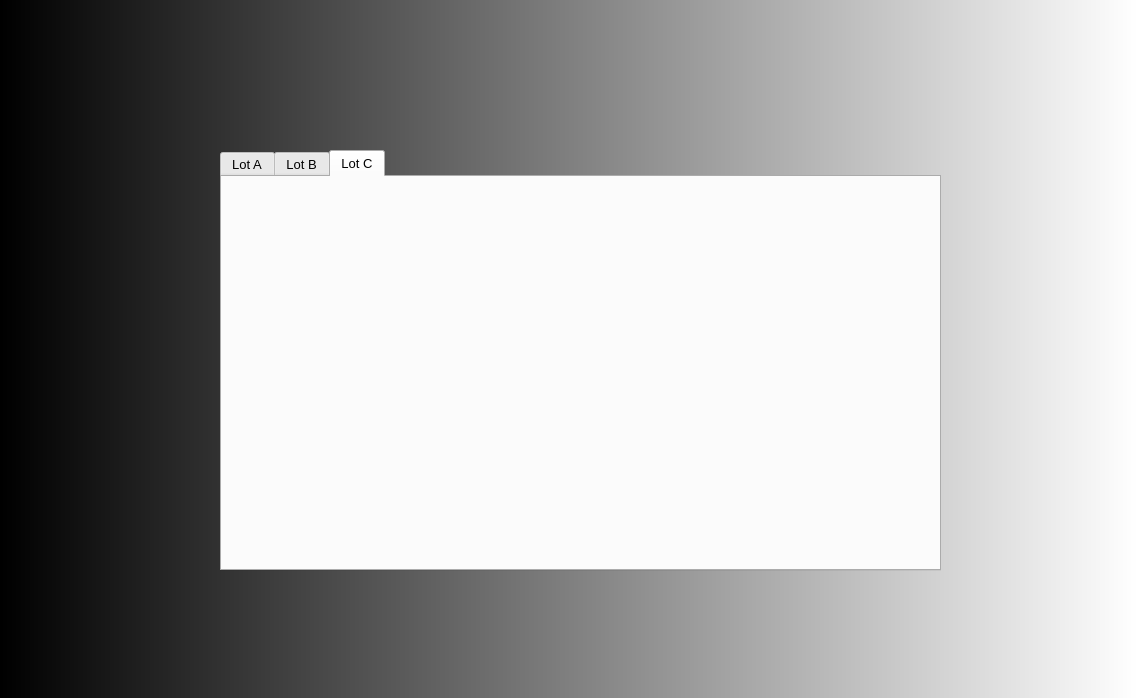
This is dialog.ui in MikeSharko/ParkinAppQT as Qt 5 draws it before an edit. The edited form follows.
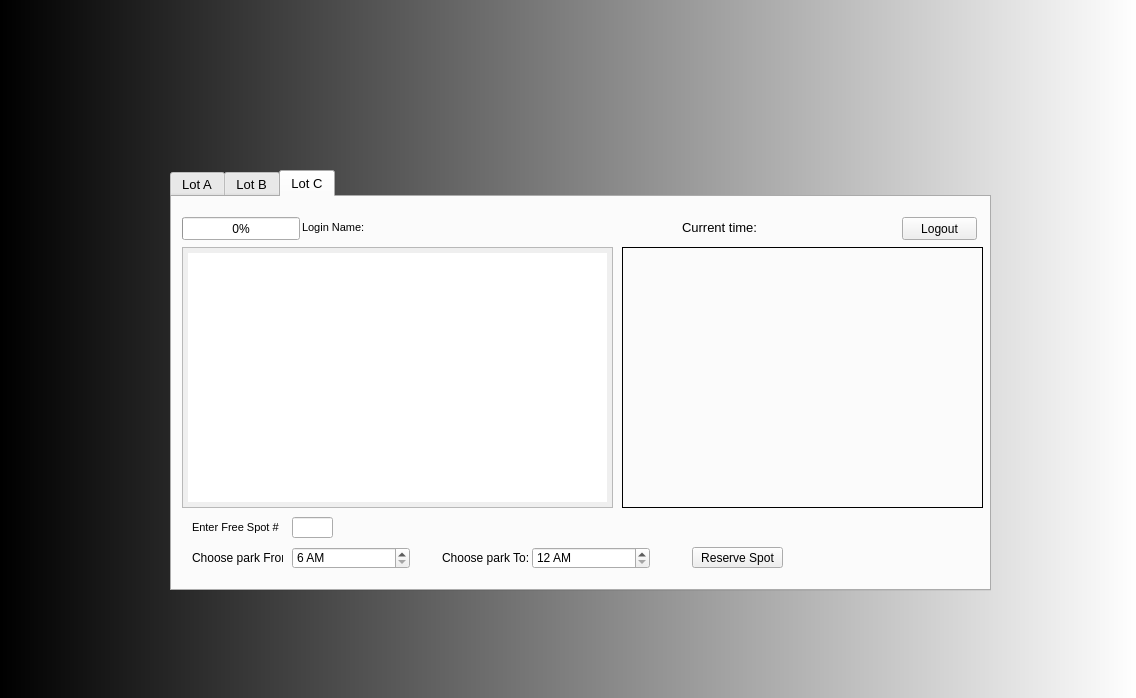
This is the edited form. The open tabs and pages were chosen to show the change. Icons and pictures are not drawn.

```diff
--- a/dialog.ui
+++ b/dialog.ui
@@ -56,9 +56,9 @@
   <widget class="QTabWidget" name="tabWidget">
    <property name="geometry">
     <rect>
-     <x>220</x>
-     <y>150</y>
-     <width>721</width>
+     <x>170</x>
+     <y>170</y>
+     <width>821</width>
      <height>421</height>
     </rect>
    </property>
@@ -73,7 +73,7 @@
     <enum>Qt::LeftToRight</enum>
    </property>
    <property name="styleSheet">
-    <string notr="true">#tableView{
+    <string notr="true">#tableView, #tableView_2, #tableView_3 {
 
 padding:5px;
 }</string>
@@ -388,27 +388,22 @@
       <string>Enter Free Spot #</string>
      </property>
     </widget>
-    <widget class="QLabel" name="label_5">
+    <widget class="QLabel" name="loginNameForm_2">
      <property name="geometry">
       <rect>
-       <x>270</x>
-       <y>310</y>
+       <x>200</x>
+       <y>20</y>
        <width>91</width>
        <height>21</height>
       </rect>
      </property>
-     <property name="text">
-      <string>Choose park To:</string>
+     <property name="font">
+      <font>
+       <pointsize>8</pointsize>
+      </font>
      </property>
-    </widget>
-    <widget class="QTimeEdit" name="timeEdit_3">
-     <property name="geometry">
-      <rect>
-       <x>360</x>
-       <y>310</y>
-       <width>118</width>
-       <height>22</height>
-      </rect>
+     <property name="text">
+      <string/>
      </property>
     </widget>
    </widget>
@@ -416,6 +411,260 @@
     <attribute name="title">
      <string>Lot C</string>
     </attribute>
+    <widget class="QPushButton" name="pushButton_3">
+     <property name="geometry">
+      <rect>
+       <x>520</x>
+       <y>350</y>
+       <width>91</width>
+       <height>21</height>
+      </rect>
+     </property>
+     <property name="text">
+      <string>Reserve Spot</string>
+     </property>
+    </widget>
+    <widget class="QLabel" name="label_14">
+     <property name="geometry">
+      <rect>
+       <x>130</x>
+       <y>20</y>
+       <width>91</width>
+       <height>21</height>
+      </rect>
+     </property>
+     <property name="font">
+      <font>
+       <pointsize>8</pointsize>
+      </font>
+     </property>
+     <property name="text">
+      <string>Login Name:</string>
+     </property>
+    </widget>
+    <widget class="QLabel" name="label_5">
+     <property name="geometry">
+      <rect>
+       <x>20</x>
+       <y>320</y>
+       <width>91</width>
+       <height>21</height>
+      </rect>
+     </property>
+     <property name="font">
+      <font>
+       <pointsize>8</pointsize>
+      </font>
+     </property>
+     <property name="text">
+      <string>Enter Free Spot #</string>
+     </property>
+    </widget>
+    <widget class="QTimeEdit" name="timeAfrom_3">
+     <property name="geometry">
+      <rect>
+       <x>120</x>
+       <y>350</y>
+       <width>118</width>
+       <height>22</height>
+      </rect>
+     </property>
+     <property name="maximumTime">
+      <time>
+       <hour>21</hour>
+       <minute>59</minute>
+       <second>59</second>
+      </time>
+     </property>
+     <property name="minimumTime">
+      <time>
+       <hour>6</hour>
+       <minute>0</minute>
+       <second>0</second>
+      </time>
+     </property>
+     <property name="currentSection">
+      <enum>QDateTimeEdit::HourSection</enum>
+     </property>
+     <property name="displayFormat">
+      <string>h AP</string>
+     </property>
+    </widget>
+    <widget class="QLabel" name="label_15">
+     <property name="geometry">
+      <rect>
+       <x>510</x>
+       <y>20</y>
+       <width>81</width>
+       <height>21</height>
+      </rect>
+     </property>
+     <property name="font">
+      <font>
+       <pointsize>10</pointsize>
+      </font>
+     </property>
+     <property name="text">
+      <string>Current time:</string>
+     </property>
+    </widget>
+    <widget class="QLabel" name="label_16">
+     <property name="geometry">
+      <rect>
+       <x>450</x>
+       <y>50</y>
+       <width>361</width>
+       <height>261</height>
+      </rect>
+     </property>
+     <property name="frameShape">
+      <enum>QFrame::Box</enum>
+     </property>
+     <property name="text">
+      <string/>
+     </property>
+     <property name="pixmap">
+      <pixmap resource="src.qrc">:/lotC.PNG</pixmap>
+     </property>
+    </widget>
+    <widget class="QLineEdit" name="slotA_3">
+     <property name="enabled">
+      <bool>true</bool>
+     </property>
+     <property name="geometry">
+      <rect>
+       <x>120</x>
+       <y>320</y>
+       <width>41</width>
+       <height>21</height>
+      </rect>
+     </property>
+    </widget>
+    <widget class="QPushButton" name="logoutBtn_3">
+     <property name="geometry">
+      <rect>
+       <x>730</x>
+       <y>20</y>
+       <width>75</width>
+       <height>23</height>
+      </rect>
+     </property>
+     <property name="text">
+      <string>Logout</string>
+     </property>
+    </widget>
+    <widget class="QLabel" name="label_17">
+     <property name="geometry">
+      <rect>
+       <x>270</x>
+       <y>350</y>
+       <width>91</width>
+       <height>21</height>
+      </rect>
+     </property>
+     <property name="text">
+      <string>Choose park To:</string>
+     </property>
+    </widget>
+    <widget class="QProgressBar" name="progressBarA_3">
+     <property name="geometry">
+      <rect>
+       <x>10</x>
+       <y>20</y>
+       <width>118</width>
+       <height>23</height>
+      </rect>
+     </property>
+     <property name="value">
+      <number>0</number>
+     </property>
+    </widget>
+    <widget class="QTimeEdit" name="timeAto_3">
+     <property name="geometry">
+      <rect>
+       <x>360</x>
+       <y>350</y>
+       <width>118</width>
+       <height>22</height>
+      </rect>
+     </property>
+     <property name="maximumTime">
+      <time>
+       <hour>21</hour>
+       <minute>59</minute>
+       <second>59</second>
+      </time>
+     </property>
+     <property name="displayFormat">
+      <string>h AP</string>
+     </property>
+    </widget>
+    <widget class="QLabel" name="timeLabel_3">
+     <property name="geometry">
+      <rect>
+       <x>610</x>
+       <y>10</y>
+       <width>71</width>
+       <height>20</height>
+      </rect>
+     </property>
+     <property name="text">
+      <string/>
+     </property>
+    </widget>
+    <widget class="QTableView" name="tableView_3">
+     <property name="geometry">
+      <rect>
+       <x>10</x>
+       <y>50</y>
+       <width>431</width>
+       <height>261</height>
+      </rect>
+     </property>
+     <property name="autoFillBackground">
+      <bool>false</bool>
+     </property>
+     <property name="sortingEnabled">
+      <bool>true</bool>
+     </property>
+     <attribute name="horizontalHeaderDefaultSectionSize">
+      <number>80</number>
+     </attribute>
+     <attribute name="verticalHeaderVisible">
+      <bool>false</bool>
+     </attribute>
+    </widget>
+    <widget class="QLabel" name="label_18">
+     <property name="geometry">
+      <rect>
+       <x>20</x>
+       <y>350</y>
+       <width>91</width>
+       <height>21</height>
+      </rect>
+     </property>
+     <property name="text">
+      <string>Choose park From:</string>
+     </property>
+    </widget>
+    <widget class="QLabel" name="loginNameForm_3">
+     <property name="geometry">
+      <rect>
+       <x>200</x>
+       <y>20</y>
+       <width>91</width>
+       <height>21</height>
+      </rect>
+     </property>
+     <property name="font">
+      <font>
+       <pointsize>8</pointsize>
+      </font>
+     </property>
+     <property name="text">
+      <string/>
+     </property>
+    </widget>
    </widget>
   </widget>
  </widget>
```
Left out of the diff: 305 changed lines with no effect on the pictures.
